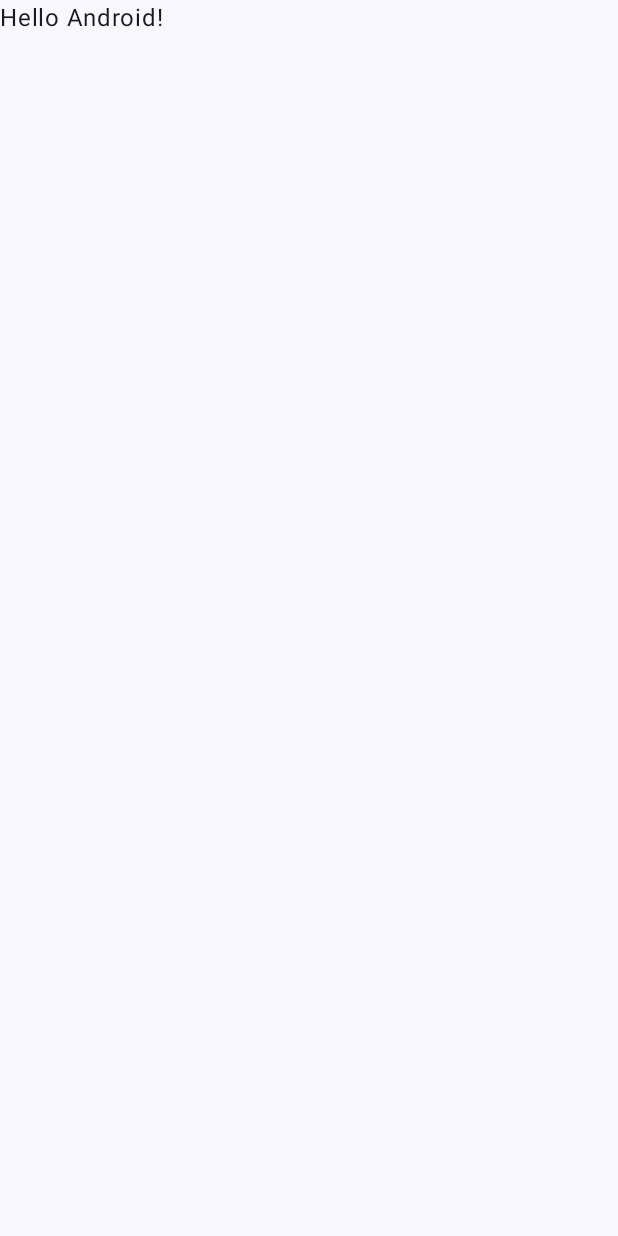
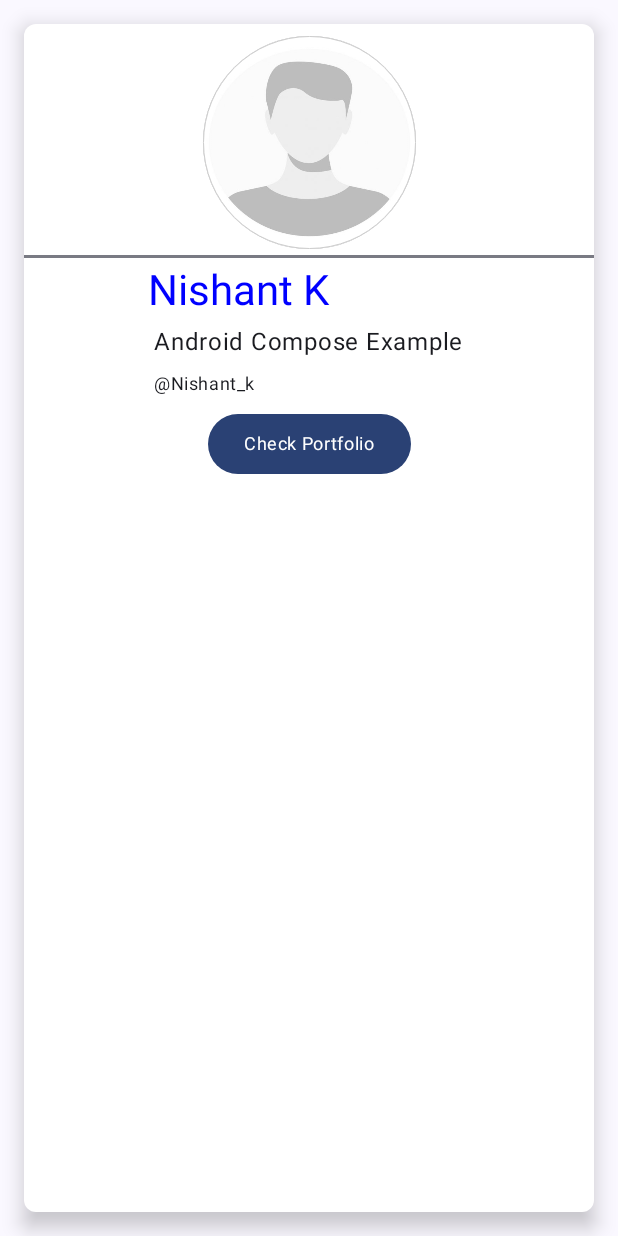
Before and after one commit to Nishant-Khandelwal25/BizCardApp, an Android app built with Jetpack Compose: the screen it shows after launch (MainActivity), on a phone screen of 412 x 824 dp. Before the commit the screen is almost empty. Run offline under Robolectric (Android 15) with nearby library versions, the phone set to English and light mode, and no system bars.

Commit message:
Complete code

```diff
--- a/app/src/main/java/com/example/bizcardapp/MainActivity.kt
+++ b/app/src/main/java/com/example/bizcardapp/MainActivity.kt
@@ -3,13 +3,46 @@ package com.example.bizcardapp
 import android.os.Bundle
 import androidx.activity.ComponentActivity
 import androidx.activity.compose.setContent
+import androidx.compose.foundation.BorderStroke
+import androidx.compose.foundation.Image
+import androidx.compose.foundation.background
+import androidx.compose.foundation.layout.Arrangement
+import androidx.compose.foundation.layout.Box
+import androidx.compose.foundation.layout.Column
+import androidx.compose.foundation.layout.Row
+import androidx.compose.foundation.layout.Spacer
+import androidx.compose.foundation.layout.fillMaxHeight
 import androidx.compose.foundation.layout.fillMaxSize
+import androidx.compose.foundation.layout.fillMaxWidth
+import androidx.compose.foundation.layout.height
+import androidx.compose.foundation.layout.padding
+import androidx.compose.foundation.layout.size
+import androidx.compose.foundation.layout.width
+import androidx.compose.foundation.lazy.LazyColumn
+import androidx.compose.foundation.lazy.items
+import androidx.compose.foundation.shape.CircleShape
+import androidx.compose.foundation.shape.CornerSize
+import androidx.compose.foundation.shape.RoundedCornerShape
+import androidx.compose.material3.Button
+import androidx.compose.material3.Card
+import androidx.compose.material3.CardDefaults
+import androidx.compose.material3.Divider
 import androidx.compose.material3.MaterialTheme
 import androidx.compose.material3.Surface
 import androidx.compose.material3.Text
 import androidx.compose.runtime.Composable
+import androidx.compose.runtime.mutableStateOf
+import androidx.compose.runtime.*
+import androidx.compose.ui.Alignment
 import androidx.compose.ui.Modifier
+import androidx.compose.ui.graphics.Color
+import androidx.compose.ui.graphics.RectangleShape
+import androidx.compose.ui.layout.ContentScale
+import androidx.compose.ui.res.painterResource
+import androidx.compose.ui.text.font.FontWeight
+import androidx.compose.ui.text.style.TextAlign
 import androidx.compose.ui.tooling.preview.Preview
+import androidx.compose.ui.unit.dp
 import com.example.bizcardapp.ui.theme.BizCardAppTheme
 
 class MainActivity : ComponentActivity() {
@@ -17,9 +50,58 @@ class MainActivity : ComponentActivity() {
         super.onCreate(savedInstanceState)
         setContent {
             BizCardAppTheme {
-                // A surface container using the 'background' color from the theme
-                Surface(modifier = Modifier.fillMaxSize(), color = MaterialTheme.colorScheme.background) {
-                    Greeting("Android")
+                CreateBizCard()
+            }
+        }
+    }
+}
+
+@Composable
+fun CreateBizCard() {
+    var state by remember {
+        mutableStateOf(false)
+    }
+    Surface(modifier = Modifier.fillMaxSize()) {
+        Card(
+            modifier = Modifier
+                .width(200.dp)
+                .height(390.dp)
+                .padding(16.dp),
+            elevation = CardDefaults.cardElevation(
+                defaultElevation = 8.dp
+            ),
+            shape = RoundedCornerShape(corner = CornerSize(8.dp)),
+            colors = CardDefaults.cardColors(
+                containerColor = Color.White
+            )
+        ) {
+            Column(
+                modifier = Modifier
+                    .fillMaxHeight()
+                    .fillMaxWidth()
+                    .padding(top = 4.dp),
+                verticalArrangement = Arrangement.Top,
+                horizontalAlignment = Alignment.CenterHorizontally,
+            ) {
+                CreateProfileImage()
+                Divider(
+                    thickness = 2.dp,
+                )
+                CreateInfo()
+                Button(onClick = {
+                    state = !state
+                }) {
+                    Text(
+                        text = "Check Portfolio",
+                        style = MaterialTheme.typography.bodySmall,
+                    )
+                }
+                if (state) {
+                    CreateList()
+                } else {
+                    Box {
+
+                    }
                 }
             }
         }
@@ -27,17 +109,122 @@ class MainActivity : ComponentActivity() {
 }
 
 @Composable
-fun Greeting(name: String, modifier: Modifier = Modifier) {
-    Text(
-        text = "Hello $name!",
+private fun CreateInfo() {
+    Column(modifier = Modifier.padding(4.dp)) {
+        Text(
+            text = "Nishant K",
+            color = Color.Blue,
+            textAlign = TextAlign.Center,
+            style = MaterialTheme.typography.headlineMedium
+        )
+        Text(
+            text = "Android Compose Example",
+            modifier = Modifier.padding(4.dp)
+        )
+        Text(
+            text = "@Nishant_k",
+            modifier = Modifier.padding(4.dp),
+            style = MaterialTheme.typography.bodySmall
+        )
+    }
+}
+
+@Composable
+private fun CreateProfileImage(modifier: Modifier = Modifier) {
+    Surface(
         modifier = modifier
-    )
+            .size(150.dp)
+            .padding(4.dp),
+        shape = CircleShape,
+        border = BorderStroke(0.5.dp, Color.LightGray),
+        color = MaterialTheme.colorScheme.onSurface.copy(alpha = 0.5f)
+    ) {
+        Image(
+            painter = painterResource(id = R.drawable.profile_image),
+            contentDescription = "Profile Picture",
+            modifier = modifier.size(135.dp),
+            contentScale = ContentScale.Crop,
+            alignment = Alignment.Center
+        )
+    }
+}
+
+@Composable
+fun CreateList() {
+    Box(
+        modifier = Modifier
+            .fillMaxSize()
+            .padding(4.dp)
+    ) {
+        Surface(
+            modifier = Modifier
+                .fillMaxSize()
+                .padding(4.dp)
+                .fillMaxSize(),
+            shape = RoundedCornerShape(8.dp),
+            border = BorderStroke(2.dp, Color.LightGray),
+            color = Color.White
+        ) {
+            Portfolio(
+                data = listOf(
+                    "Project1",
+                    "Project2",
+                    "Project3",
+                    "Project4",
+                    "Project5",
+                    "Project6"
+                )
+            )
+        }
+    }
+}
+
+@Composable
+fun Portfolio(
+    data: List<String>
+) {
+    LazyColumn {
+        items(data) { item ->
+            Card(
+                modifier = Modifier
+                    .padding(12.dp)
+                    .fillMaxWidth(),
+                shape = RectangleShape,
+                elevation = CardDefaults.cardElevation(
+                    defaultElevation = 4.dp
+                )
+            ) {
+                Row(
+                    modifier = Modifier
+                        .fillMaxWidth()
+                        .padding(8.dp)
+                        .background(MaterialTheme.colorScheme.surface)
+                        .padding(16.dp)
+                ) {
+                    CreateProfileImage(modifier = Modifier.size(96.dp))
+                    Column(
+                        modifier = Modifier
+                            .fillMaxHeight()
+                            .padding(8.dp)
+                            .align(Alignment.CenterVertically)
+                    ) {
+                        Text(
+                            text = item,
+                            fontWeight = FontWeight.Bold
+                        )
+                        Spacer(modifier = Modifier.size(8.dp))
+                        Text(text = "Hello")
+                    }
+                }
+            }
+        }
+    }
 }
 
 @Preview(showBackground = true)
 @Composable
 fun GreetingPreview() {
     BizCardAppTheme {
-        Greeting("Android")
+        CreateBizCard()
     }
 }
```
Also changed, not shown: app/src/main/res/drawable/profile_image.jpeg (added).
